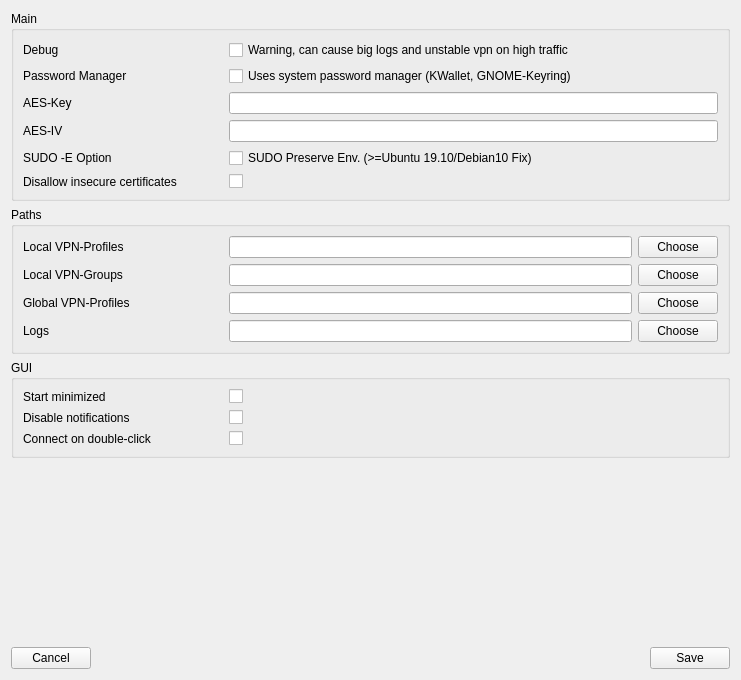
Before: the Qt Designer form openfortigui/vpnsetting.ui in theinvisible/openfortigui, drawn with Qt 5.
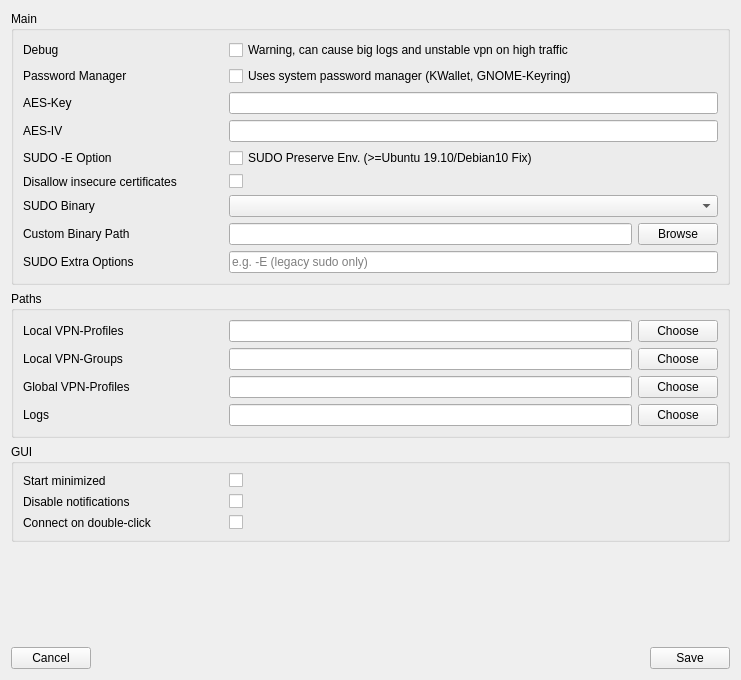
After: the same form once the commit is applied.

Commit message:
Add support for configurable SUDO binaries and options
- Introduced UI elements to define SUDO binaries and custom options.
- Enhanced VPN logic to handle `sudo-rs` compatibility and warnings.
- Updated `sudo` permissions and environment variable handling.
- Improved error messaging for VPN process failures.
- Default values for new settings added in config initialization.

Patch:
```diff
--- a/openfortigui/vpnsetting.ui
+++ b/openfortigui/vpnsetting.ui
@@ -128,6 +128,69 @@
           </property>
          </widget>
         </item>
+        <item row="6" column="0">
+         <widget class="QLabel" name="label_sudo_binary">
+          <property name="minimumSize">
+           <size>
+            <width>200</width>
+            <height>0</height>
+           </size>
+          </property>
+          <property name="text">
+           <string>SUDO Binary</string>
+          </property>
+         </widget>
+        </item>
+        <item row="6" column="1">
+         <widget class="QComboBox" name="cboSudoBinary"/>
+        </item>
+        <item row="7" column="0">
+         <widget class="QLabel" name="label_sudo_custom">
+          <property name="minimumSize">
+           <size>
+            <width>200</width>
+            <height>0</height>
+           </size>
+          </property>
+          <property name="text">
+           <string>Custom Binary Path</string>
+          </property>
+         </widget>
+        </item>
+        <item row="7" column="1">
+         <layout class="QHBoxLayout" name="horizontalLayout_sudo_custom">
+          <item>
+           <widget class="QLineEdit" name="leSudoCustomBinary"/>
+          </item>
+          <item>
+           <widget class="QPushButton" name="btnSudoBrowse">
+            <property name="text">
+             <string>Browse</string>
+            </property>
+           </widget>
+          </item>
+         </layout>
+        </item>
+        <item row="8" column="0">
+         <widget class="QLabel" name="label_sudo_extra">
+          <property name="minimumSize">
+           <size>
+            <width>200</width>
+            <height>0</height>
+           </size>
+          </property>
+          <property name="text">
+           <string>SUDO Extra Options</string>
+          </property>
+         </widget>
+        </item>
+        <item row="8" column="1">
+         <widget class="QLineEdit" name="leSudoExtraOptions">
+          <property name="placeholderText">
+           <string>e.g. -E (legacy sudo only)</string>
+          </property>
+         </widget>
+        </item>
        </layout>
       </item>
      </layout>
```
The commit also changes 7 other files.
